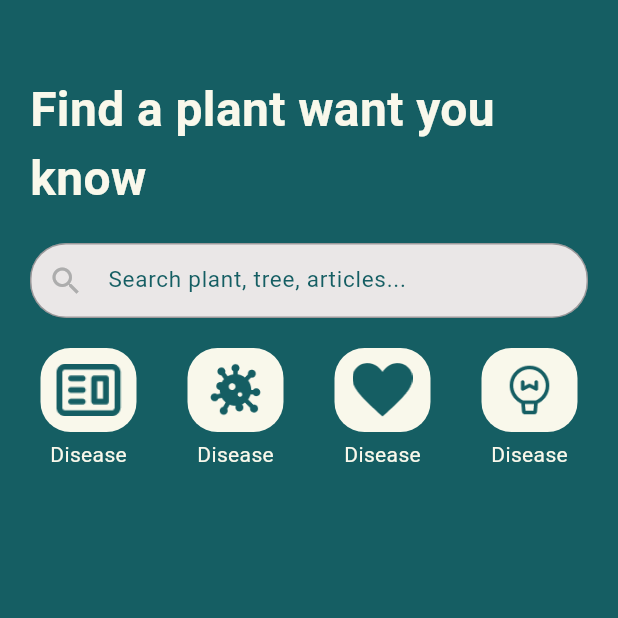
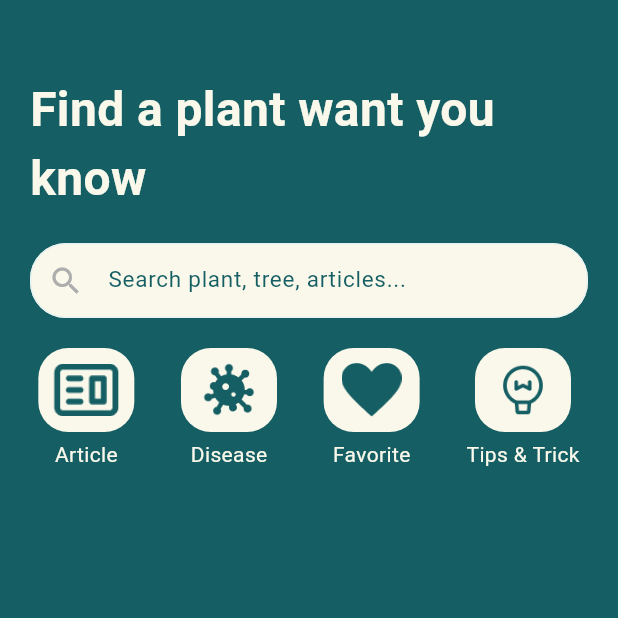
Before and after one commit to Billyode03/flutter_LaOdeNaubillHudaAshara_Mini_Project, a Flutter app: the screen it shows after launch, on a phone screen of 412 x 824 dp, the top half of it. Run offline on Flutter 3.47's test engine with Material 3 defaults, Android fonts, the phone set to English and light mode, and no system bars; our stand-ins replace animated_splash_screen, another_flutter_splash_screen, google_fonts, lottie, smooth_page_indicator.

Commit message:
Repo to Better

```diff
--- a/My_Mini_Project/green_garden_app/lib/Pages/Opening/onScreenBoard.dart
+++ b/My_Mini_Project/green_garden_app/lib/Pages/Opening/onScreenBoard.dart
@@ -2,9 +2,9 @@ import 'package:flutter/material.dart';
 import 'package:green_garden/Constant/color_constant.dart';
 import 'package:green_garden/Constant/icon_constant.dart';
 import 'package:green_garden/Constant/text_constant.dart';
-import 'package:green_garden/Pages/Opening/introduction_pages/plant_page_one.dart';
-import 'package:green_garden/Pages/Opening/introduction_pages/plant_page_three.dart';
-import 'package:green_garden/Pages/Opening/introduction_pages/plant_page_two.dart';
+import 'package:green_garden/Pages/Opening/introduction_pages/widget/plant_page_one.dart';
+import 'package:green_garden/Pages/Opening/introduction_pages/widget/plant_page_three.dart';
+import 'package:green_garden/Pages/Opening/introduction_pages/widget/plant_page_two.dart';
 import 'package:green_garden/Pages/Opening/welcomePage.dart';
 import 'package:smooth_page_indicator/smooth_page_indicator.dart';
 
--- a/My_Mini_Project/green_garden_app/lib/Pages/home/widget/menu_home_widget.dart
+++ b/My_Mini_Project/green_garden_app/lib/Pages/home/widget/list_menu/menu_home_widget.dart
@@ -4,11 +4,12 @@ import 'package:green_garden/Constant/icon_constant.dart';
 
 class MenuHomeWidget extends StatelessWidget {
   final String title;
+  final Function()? onTap;
   final Image iconConstant;
   const MenuHomeWidget({
     super.key,
     required this.title,
-    required this.iconConstant,
+    required this.iconConstant, this.onTap,
   });
 
   @override
@@ -22,9 +23,12 @@ class MenuHomeWidget extends StatelessWidget {
             borderRadius: BorderRadius.circular(20),
             color: ColorPlants.whiteSkull,
           ),
-          child: Padding(
-            padding: const EdgeInsets.all(10),
-            child: iconConstant,
+          child: GestureDetector(
+            onTap: onTap,
+            child: Padding(
+              padding: const EdgeInsets.all(10),
+              child: iconConstant,
+            ),
           ),
         ),
         SizedBox(
--- a/My_Mini_Project/green_garden_app/lib/Pages/home/widget/plant_list_menu_home.dart
+++ b/My_Mini_Project/green_garden_app/lib/Pages/home/widget/list_menu/plant_list_menu_home.dart
@@ -1,6 +1,7 @@
 import 'package:flutter/material.dart';
 import 'package:green_garden/Constant/icon_constant.dart';
-import 'package:green_garden/Pages/home/widget/menu_home_widget.dart';
+import 'package:green_garden/Pages/home/widget/list_menu/menu_home_widget.dart';
+// import 'package:green_garden/Pages/home/widget/menu_home_widget.dart';
 
 class PlantListMenuHome extends StatelessWidget {
   const PlantListMenuHome({
@@ -13,7 +14,7 @@ class PlantListMenuHome extends StatelessWidget {
       mainAxisAlignment: MainAxisAlignment.spaceEvenly,
       children: [
         MenuHomeWidget(
-            title: 'Disease', iconConstant: IconConstant.articleIcon),
+            title: 'Article', iconConstant: IconConstant.articleIcon),
         SizedBox(
           width: 20,
         ),
@@ -21,11 +22,12 @@ class PlantListMenuHome extends StatelessWidget {
         SizedBox(
           width: 20,
         ),
-        MenuHomeWidget(title: 'Disease', iconConstant: IconConstant.loveIcon),
+        MenuHomeWidget(title: 'Favorite', iconConstant: IconConstant.loveIcon),
         SizedBox(
           width: 20,
         ),
-        MenuHomeWidget(title: 'Disease', iconConstant: IconConstant.ideaIcon),
+        MenuHomeWidget(
+            title: 'Tips & Trick', iconConstant: IconConstant.ideaIcon),
       ],
     );
   }
--- a/My_Mini_Project/green_garden_app/lib/Pages/home/widget/form_search_home_widget.dart
+++ b/My_Mini_Project/green_garden_app/lib/Pages/home/widget/search_field/form_search_home_widget.dart
@@ -10,10 +10,10 @@ class FormSearchHomeWidget extends StatelessWidget {
     return Container(
       height: 50,
       child: TextField(
-        enabled: false,
+        enabled: true,
         decoration: InputDecoration(
           filled: true,
-          fillColor: ColorPlants.grey,
+          fillColor: ColorPlants.whiteSkull,
           hintText: 'Search plant, tree, articles...',
           hintStyle: TextStyleUsable.interRegularGreen,
           prefixIcon: Icon(Icons.search, color: ColorPlants.greyColor2),
--- a/My_Mini_Project/green_garden_app/pubspec.yaml
+++ b/My_Mini_Project/green_garden_app/pubspec.yaml
@@ -30,11 +30,14 @@ environment:
 dependencies:
   animated_splash_screen: ^1.3.0
   another_flutter_splash_screen: ^1.2.0
+  cached_network_image: ^3.3.1
+  carousel_slider: ^4.2.1
   cupertino_icons: ^1.0.2
   flutter:
     sdk: flutter
   google_fonts: ^5.1.0
   lottie: ^2.6.0
+  motion_tab_bar: ^2.0.4
   smooth_page_indicator: ^1.1.0
 
 dev_dependencies:
```
Also changed, not shown: My_Mini_Project/green_garden_app/lib/Pages/home/home_page.dart (+7 -3 lines), My_Mini_Project/green_garden_app/lib/Pages/Opening/introduction_pages/widget/plant_page_one.dart (renamed from My_Mini_Project/green_garden_app/lib/Pages/Opening/introduction_pages/plant_page_one.dart), My_Mini_Project/green_garden_app/lib/Pages/Opening/introduction_pages/widget/plant_page_three.dart (renamed from My_Mini_Project/green_garden_app/lib/Pages/Opening/introduction_pages/plant_page_three.dart), My_Mini_Project/green_garden_app/lib/Pages/Opening/introduction_pages/widget/plant_page_two.dart (renamed from My_Mini_Project/green_garden_app/lib/Pages/Opening/introduction_pages/plant_page_two.dart), My_Mini_Project/green_garden_app/lib/Pages/article_page/webview_plant.dart (added), My_Mini_Project/green_garden_app/lib/Pages/disease_page/diseases_plant_page.dart (added), My_Mini_Project/green_garden_app/lib/Pages/home/widget/article/plant_article_list_widget.dart (added), My_Mini_Project/green_garden_app/lib/Pages/home/widget/carousel/plant_carousel_ads.dart (added), My_Mini_Project/green_garden_app/lib/Pages/home/widget/header/header_home_widget.dart (renamed from My_Mini_Project/green_garden_app/lib/Pages/home/widget/header_home_widget.dart), My_Mini_Project/green_garden_app/lib/Pages/home/widget/header/header_row_plant_list.dart (added), My_Mini_Project/green_garden_app/lib/Pages/home/widget/header/header_row_widget.dart (added), My_Mini_Project/green_garden_app/lib/Pages/home/widget/list_plant/plant_list_widget.dart (added), My_Mini_Project/green_garden_app/lib/Pages/plant_desc_page/detail_plant_page.dart (added), My_Mini_Project/green_garden_app/lib/Pages/profile_page/my_profile_page.dart (added), 1 more files, 1 other file.
